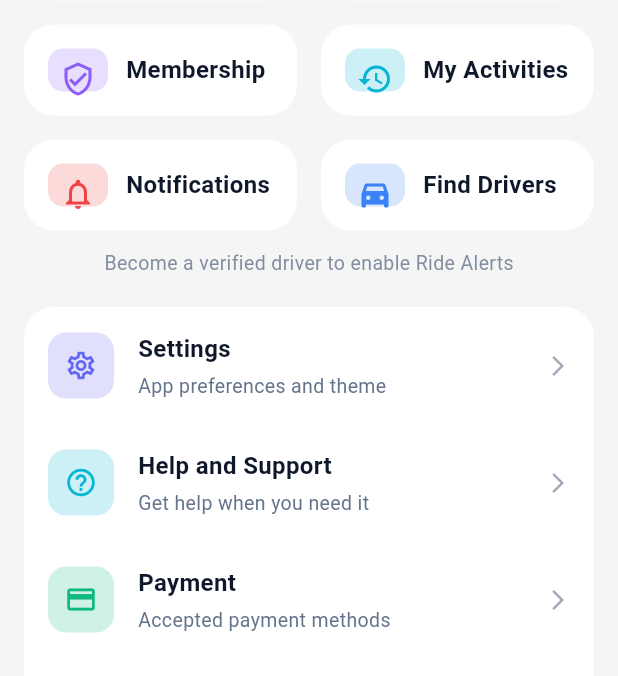
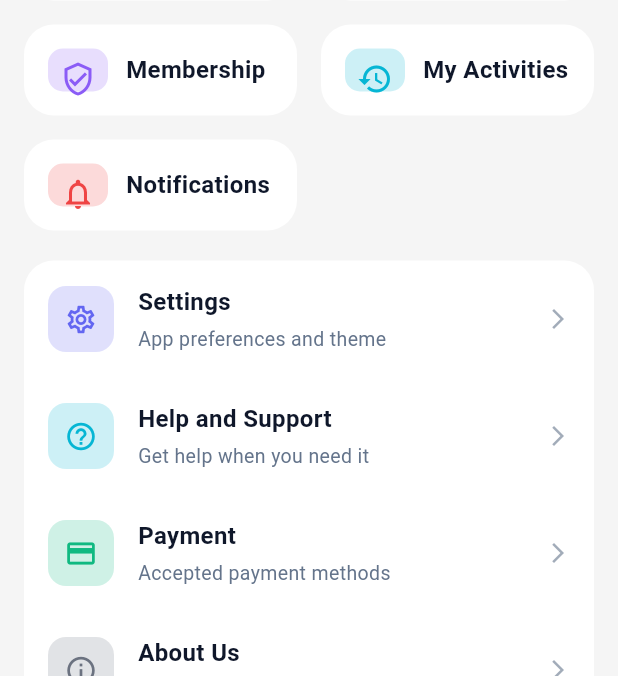
Before and after one commit to cybersec-git-expert/request, a Flutter app: the ModernMenuScreen screen opened by its route, on a phone screen of 412 x 824 dp, the part 560-1236 px from its top. Run offline on Flutter 3.47's test engine with Material 3 defaults, Android fonts, the phone set to English and light mode, and no system bars; our stand-ins replace dio, flutter_html, flutter_local_notifications, flutter_secure_storage, geocoding, geolocator and 5 more; missing offline and left inert: google_polyline_algorithm; accounts and stored records are empty; network calls fail.

Commit message:
Update home and modern menu screens; modify service subtitles and remove unused driver functionality

```diff
--- a/request/lib/src/home/screens/home_screen.dart
+++ b/request/lib/src/home/screens/home_screen.dart
@@ -194,7 +194,7 @@ class _HomeScreenState extends State<HomeScreen> {
         _RequestType(
           type: 'services',
           title: 'Services',
-          subtitle: 'Delivery, rides, and more',
+          subtitle: 'Delivery, tours, events, and more',
           icon: Icons.build,
           color: const Color(0xFF00BCD4),
         ),
@@ -227,13 +227,6 @@ class _HomeScreenState extends State<HomeScreen> {
           subtitle: 'Send or receive anything fast',
           icon: Icons.local_shipping,
           color: const Color(0xFF4CAF50),
-        ),
-        _RequestType(
-          type: 'ride',
-          title: 'Ride',
-          subtitle: 'Request for transportation',
-          icon: Icons.directions_car,
-          color: const Color(0xFF3B82F6),
         ),
         // Experiences
         _RequestType(
@@ -470,8 +463,7 @@ class _HomeScreenState extends State<HomeScreen> {
                     _SectionHeader(title: 'Transport'),
                     _OptionList(
                       options: _serviceOptions
-                          .where(
-                              (o) => o.type == 'delivery' || o.type == 'ride')
+                          .where((o) => o.type == 'delivery')
                           .toList(),
                       moduleEnabled: _moduleEnabled,
                       isFavorite: _isFavorite,
@@ -607,13 +599,6 @@ class _HomeScreenState extends State<HomeScreen> {
         break;
       case 'delivery':
         _openUnified(RequestType.delivery);
-        break;
-      case 'ride':
-        Navigator.of(context).push(
-          MaterialPageRoute(
-              builder: (_) =>
-                  UnifiedRequestCreateScreen(initialModule: 'ride')),
-        );
         break;
       case 'tours':
       case 'events':
--- a/request/lib/src/screens/modern_menu_screen.dart
+++ b/request/lib/src/screens/modern_menu_screen.dart
@@ -2,7 +2,6 @@ import 'dart:async';
 import 'package:flutter/material.dart';
 import '../services/auth_service.dart';
 import '../services/enhanced_user_service.dart';
-import '../services/user_registration_service.dart';
 import '../services/rest_notification_service.dart';
 import '../theme/glass_theme.dart';
 // Removed direct RestAuthService usage in this screen
@@ -31,18 +30,15 @@ class _ModernMenuScreenState extends State<ModernMenuScreen> {
   Map<String, dynamic>? _currentUser;
   bool _isLoading = true;
   String? _profileImageUrl;
-  bool _isDriver = false;
   // Product seller flag no longer used for menu routing; dashboard self-gates
   int _unreadTotal = 0;
   int _unreadMessages = 0;
   String? _membershipLabel; // e.g., static member label
-  // Removed admin/business gating; keep Ride Alerts gated by driver status only.
 
   // Lightweight in-memory cache to avoid refetching every time tab opens
   static DateTime? _lastCountsFetchAt;
   static int _lastUnreadTotal = 0;
   static int _lastUnreadMessages = 0;
-  static bool? _lastIsDriver;
 
   @override
   void initState() {
@@ -87,17 +83,7 @@ class _ModernMenuScreenState extends State<ModernMenuScreen> {
       }
 
       // Driver registration (cached in service for 5 minutes)
-      futures.add(UserRegistrationService.instance
-          .getUserRegistrations()
-          .timeout(const Duration(seconds: 3))
-          .then((regs) {
-        final isDriver = regs?.isApprovedDriver == true;
-        _lastIsDriver = isDriver;
-        if (mounted) setState(() => _isDriver = isDriver);
-      }).catchError((_) {
-        if (_lastIsDriver != null && mounted)
-          setState(() => _isDriver = _lastIsDriver!);
-      }));
+      // Removed driver functionality
 
       // Membership label (static)
       if (mounted && _membershipLabel == null) _membershipLabel = 'Member';
@@ -367,19 +353,6 @@ class _ModernMenuScreenState extends State<ModernMenuScreen> {
         route: '/notifications',
         badgeCount: _unreadTotal,
       ),
-      _MenuItem(
-        title: 'Find Drivers',
-        icon: Icons.directions_car_filled,
-        color: const Color(0xFF3B82F6), // Blue
-        route: '/rider/browse-drivers',
-      ),
-      if (_isDriver)
-        _MenuItem(
-          title: 'Ride Alerts',
-          icon: Icons.directions_car,
-          color: const Color(0xFF3B82F6), // Blue
-          route: '/driver-subscriptions',
-        ),
     ];
 
     return Container(
@@ -482,16 +455,6 @@ class _ModernMenuScreenState extends State<ModernMenuScreen> {
               );
             },
           ),
-          if (!_isDriver)
-            Padding(
-              padding: const EdgeInsets.only(top: 12),
-              child: Text(
-                'Become a verified driver to enable Ride Alerts',
-                style: TextStyle(
-                    color: GlassTheme.colors.textSecondary.withOpacity(0.8),
-                    fontSize: 13),
-              ),
-            ),
         ],
       ),
     );
```
